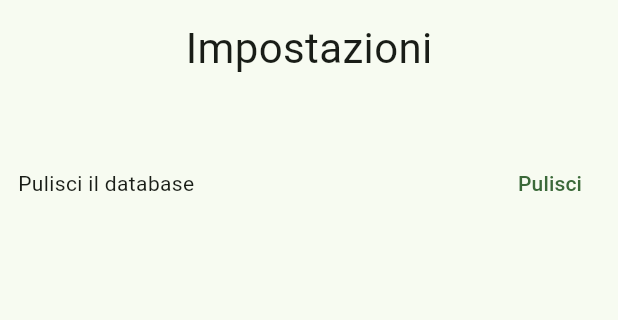
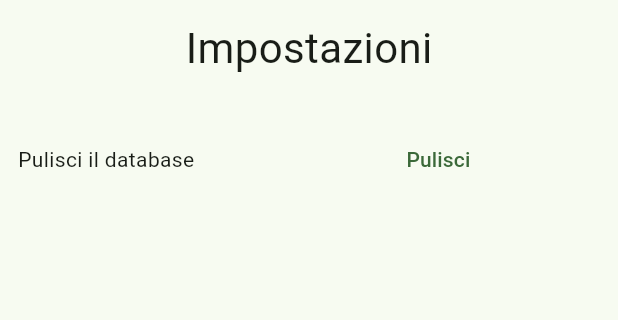
Before and after one commit to km-yao/meditrack, a Flutter app: the Settings screen opened directly, on a phone screen of 412 x 824 dp, the part 84-404 px from its top. Run offline on Flutter 3.47's test engine with Material 3 defaults, Android fonts, the phone set to English and light mode, and no system bars; our stand-ins replace flutter_riverpod, sqflite; accounts and stored records are empty.

Commit message:
fix schermo grigio in prod

```diff
--- a/lib/pages/settings.dart
+++ b/lib/pages/settings.dart
@@ -59,28 +59,23 @@ class _SettingsState extends ConsumerState<Settings> {
       body: Padding(
         padding: EdgeInsetsGeometry.all(12),
         child: Center(
-          child: Expanded(
-            child: Container(
-              decoration: BoxDecoration(),
           child: Column(
-                spacing: 8,
+            spacing: 30,
             children: [
 
-                  Text("Impostazioni", style: TextStyle(fontSize: 28)),
+              Flexible(child: Text("Impostazioni", style: TextStyle(fontSize: 28))),
 
-                  const SizedBox(height: 30),
-
-                  Row(
+              Flexible(
+                child: Row(
                   children: [
-                      Text("Pulisci il database"),
+                    Flexible(child: Text("Pulisci il database")),
                     Expanded(child: const SizedBox()),
-                      TextButton(onPressed: _pulisciDB, child: Text("Pulisci"))
+                    Flexible(child: TextButton(onPressed: _pulisciDB, child: Text("Pulisci")))
                   ],
+                ),
               )
 
             ],
-              ),
-            )
           ),
         ),
       ),
```
Also changed, not shown: lib/pages/edit_med.dart (+11 -9 lines). Lines whose indentation alone changed are shown as unchanged.
